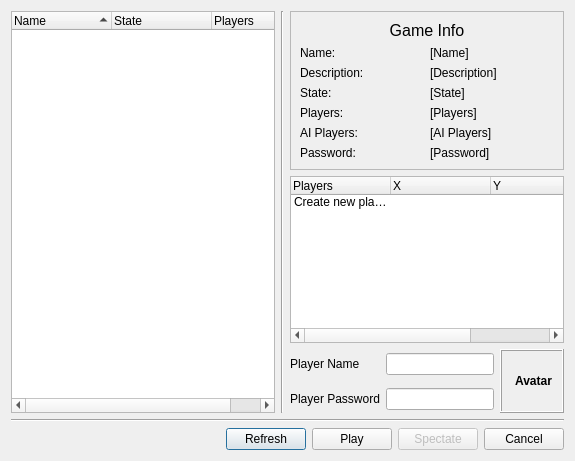
Qt form branches/new-cards-branch/src/client/joingamedialog.ui (kubos741/kbang) before a commit.
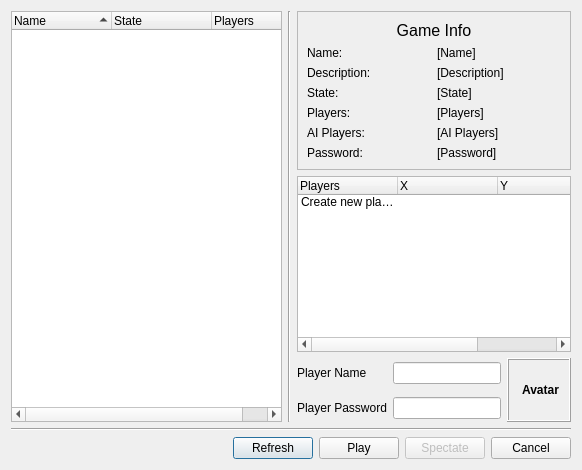
The same form after that commit. Custom widgets are drawn as their Qt base class.

Commit message: Client in new-cards-branch can be compiled now. Still a lot of works does not work.

```diff
--- a/branches/new-cards-branch/src/client/joingamedialog.ui
+++ b/branches/new-cards-branch/src/client/joingamedialog.ui
@@ -6,8 +6,8 @@
    <rect>
     <x>0</x>
     <y>0</y>
-    <width>575</width>
-    <height>461</height>
+    <width>582</width>
+    <height>470</height>
    </rect>
   </property>
   <property name="sizePolicy">
@@ -299,7 +299,7 @@
           </widget>
          </item>
          <item row="0" column="2" rowspan="2">
-          <widget class="client::SelectPlayerIconWidget" name="selectPlayerIconWidget">
+          <widget class="client::SelectAvatarWidget" name="selectAvatarWidget">
            <property name="minimumSize">
             <size>
              <width>64</width>
@@ -415,9 +415,9 @@
  </widget>
  <customwidgets>
   <customwidget>
-   <class>client::SelectPlayerIconWidget</class>
+   <class>client::SelectAvatarWidget</class>
    <extends>QLabel</extends>
-   <header>selectplayericonwidget.h</header>
+   <header>selectavatarwidget.h</header>
   </customwidget>
  </customwidgets>
  <resources/>
```
The commit also changes 66 other files.
